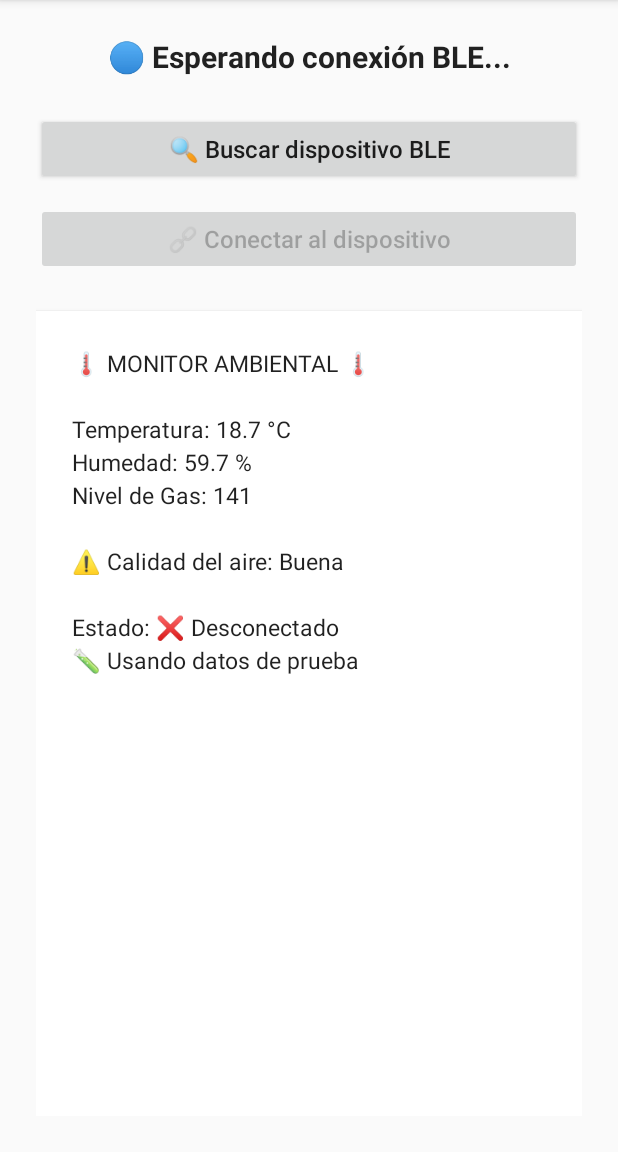
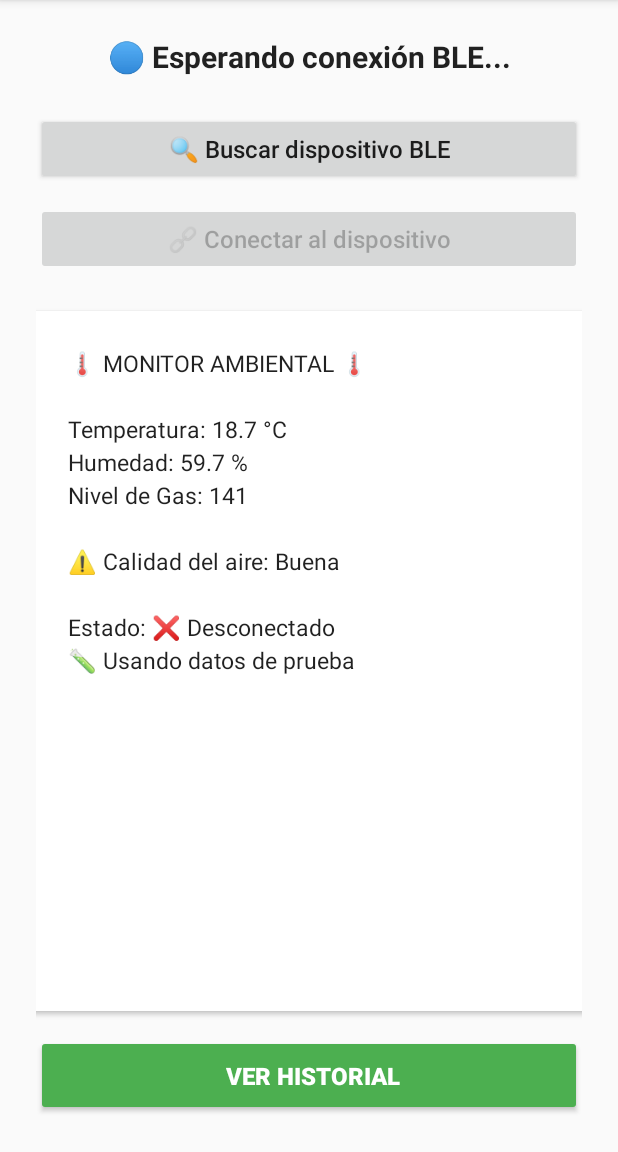
Before and after one commit to veronloz/SomnoSense, an Android app built with Jetpack Compose: the screen it shows after launch (MainActivity), on a phone screen of 412 x 824 dp, the part 84-1236 px from its top. Run offline under Robolectric (Android 15) with nearby library versions, the light colour scheme and no system bars; our stand-ins replace Firebase (no records; nobody signed in at launch, a user with empty details on screens opened directly).

Commit message:
Add HistoryActivity and integrate with MainActivity; update layout files

```diff
--- a/app/src/main/java/com/example/roommonitorapp/MainActivity.kt
+++ b/app/src/main/java/com/example/roommonitorapp/MainActivity.kt
@@ -82,6 +82,12 @@ class MainActivity : AppCompatActivity(), BluetoothManager.BluetoothListener {
                     Toast.makeText(this, "Primero escanea y encuentra dispositivos", Toast.LENGTH_SHORT).show()
                 }
             }
+        }
+
+        // Historial
+        findViewById<Button>(R.id.btnHistory).setOnClickListener {
+            val intent = Intent(this, HistoryActivity::class.java)
+            startActivity(intent)
         }
     }
 
--- a/app/src/main/res/layout/activity_main.xml
+++ b/app/src/main/res/layout/activity_main.xml
@@ -20,32 +20,33 @@
         android:layout_height="wrap_content" />
 
     <!-- Botón de escaneo -->
+
+    <!-- Botón de conexión -->
     <Button
         android:id="@+id/scanButton"
-        android:text="🔍 Buscar dispositivo BLE"
         android:layout_width="match_parent"
         android:layout_height="wrap_content"
         android:layout_marginBottom="12dp"
         android:paddingVertical="12dp"
-        android:textSize="16sp"
-        android:textAllCaps="false" />
+        android:text="🔍 Buscar dispositivo BLE"
+        android:textAllCaps="false"
+        android:textSize="16sp" />
 
-    <!-- Botón de conexión -->
+    <!-- Área de datos -->
     <Button
         android:id="@+id/connectButton"
-        android:text="🔗 Conectar al dispositivo"
         android:layout_width="match_parent"
         android:layout_height="wrap_content"
         android:layout_marginBottom="24dp"
+        android:enabled="false"
         android:paddingVertical="12dp"
-        android:textSize="16sp"
+        android:text="🔗 Conectar al dispositivo"
         android:textAllCaps="false"
-        android:enabled="false" />
+        android:textSize="16sp" />
 
-    <!-- Área de datos -->
     <ScrollView
-        android:layout_width="match_parent"
-        android:layout_height="0dp"
+        android:layout_width="370dp"
+        android:layout_height="364dp"
         android:layout_weight="1"
         android:background="?android:attr/colorBackgroundFloating"
         android:elevation="2dp"
@@ -53,14 +54,25 @@
 
         <TextView
             android:id="@+id/dataText"
-            android:text="📊 Los datos del sensor aparecerán aquí..."
-            android:textSize="15sp"
-            android:textColor="?android:attr/textColorPrimary"
             android:layout_width="match_parent"
             android:layout_height="wrap_content"
+            android:lineSpacingExtra="4dp"
             android:padding="16dp"
-            android:lineSpacingExtra="4dp" />
+            android:text="📊 Los datos del sensor aparecerán aquí..."
+            android:textColor="?android:attr/textColorPrimary"
+            android:textSize="15sp" />
 
     </ScrollView>
-
+    <!-- Botón Ver Histórico -->
+    <Button
+        android:id="@+id/btnHistory"
+        android:layout_width="match_parent"
+        android:layout_height="wrap_content"
+        android:layout_marginTop="16dp"
+        android:text=" Ver Historial"
+        android:textSize="16sp"
+        android:textStyle="bold"
+        android:backgroundTint="#4CAF50"
+        android:textColor="#FFFFFF"
+        android:padding="16dp" />
 </LinearLayout>
```
Also changed, not shown: app/src/main/AndroidManifest.xml (+10 -0 lines), app/src/main/java/com/example/roommonitorapp/HistoryActivity.kt (added, +122 -0 lines), app/src/main/java/com/example/roommonitorapp/SensorReading.kt (added, +19 -0 lines), app/src/main/res/layout/activity_history.xml (added, +37 -0 lines).
